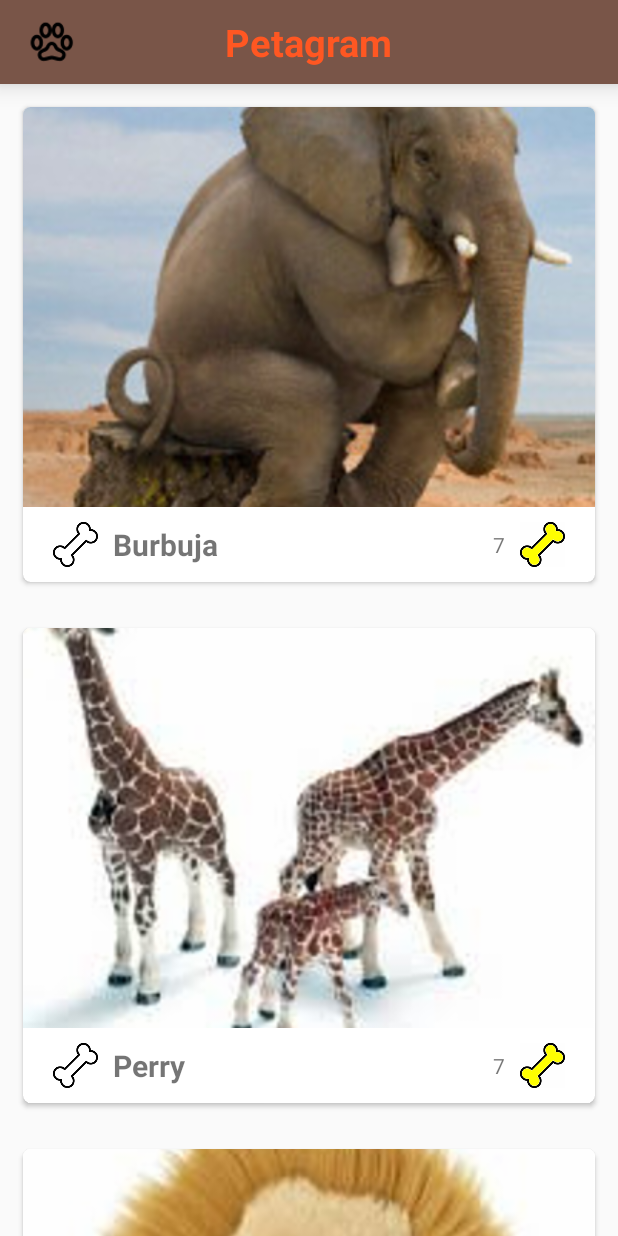
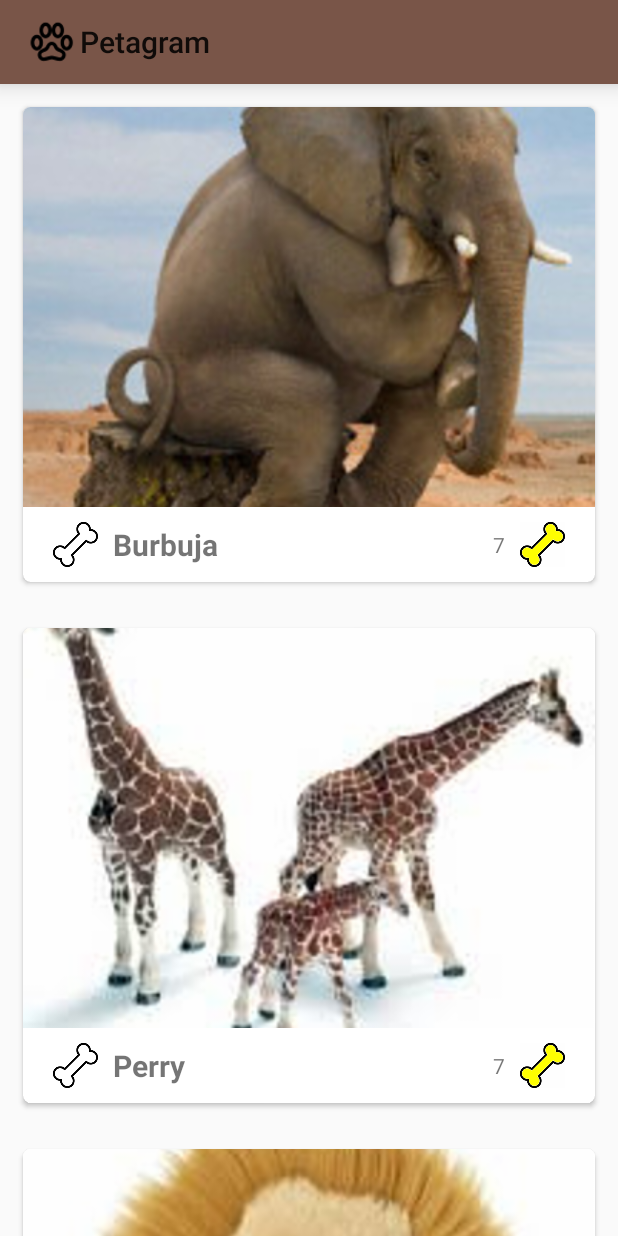
Before and after one commit to elNapoli/petOperation, an Android app: the screen it shows after launch (MainActivity), on a phone screen of 412 x 824 dp. Run offline under Robolectric (Android 15) with nearby library versions, the phone set to English and light mode, and no system bars.

Commit message:
se agrego el soporte necesario para el toolbar

```diff
--- a/app/src/main/java/napoli/baldomero/petoperation/MainActivity.java
+++ b/app/src/main/java/napoli/baldomero/petoperation/MainActivity.java
@@ -23,7 +23,7 @@ public class MainActivity extends AppCompatActivity {
 
         Toolbar actionBar = (Toolbar) findViewById(R.id.actionBar);
 
-
+        setSupportActionBar(actionBar);
         rvPet = (RecyclerView) findViewById(R.id.rvPet);
         initPets();
         miAdapter = new PetAdapter(this,misMascotas);
--- a/app/src/main/res/layout/actionbar.xml
+++ b/app/src/main/res/layout/actionbar.xml
@@ -11,14 +11,5 @@
 
     >
 
-    <TextView
-        android:layout_width="wrap_content"
-        android:layout_height="wrap_content"
-        android:text="@string/app_name"
-        android:layout_gravity="center"
-        android:textColor="@color/colorAccent"
-        android:textStyle="bold"
-        android:textSize="@dimen/title_actionbar"
-        android:id="@+id/toolbar_title" />
 
 </android.support.v7.widget.Toolbar>
```
Also changed, not shown: app/src/main/res/drawable-hdpi/icons8_hotel_50.png (added), app/src/main/res/drawable-mdpi/icons8_hotel_50.png (added), app/src/main/res/drawable-xhdpi/icons8_hotel_50.png (added), app/src/main/res/drawable-xxhdpi/icons8_hotel_50.png (added), app/src/main/res/drawable-xxxhdpi/icons8_hotel_50.png (added).
